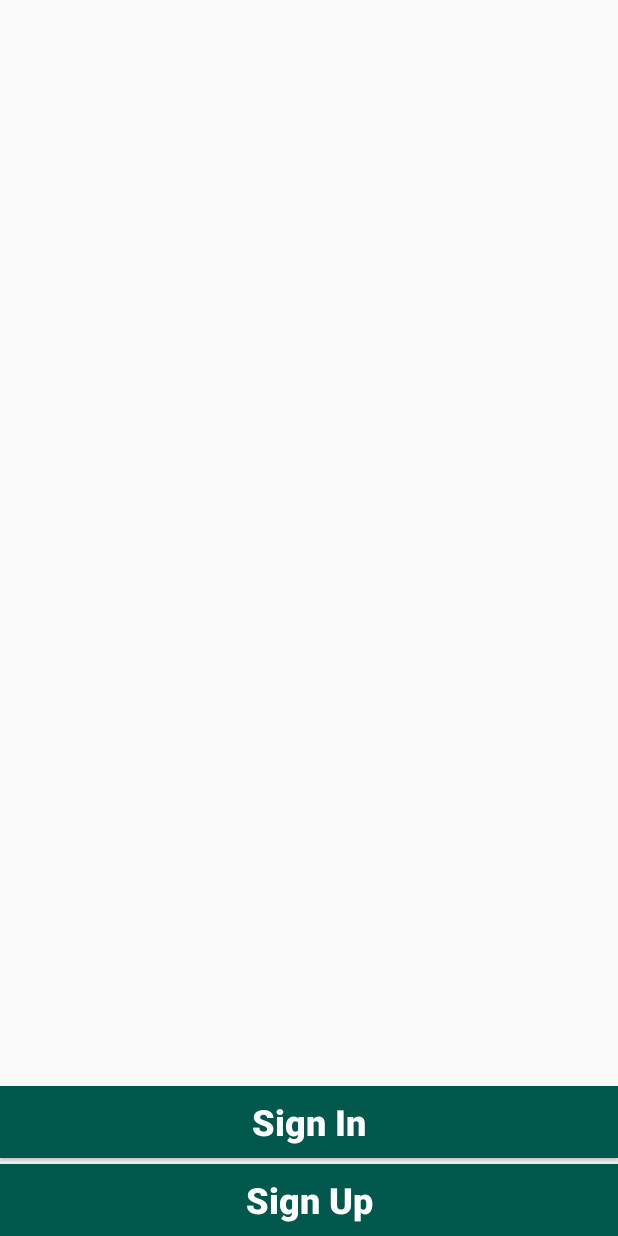
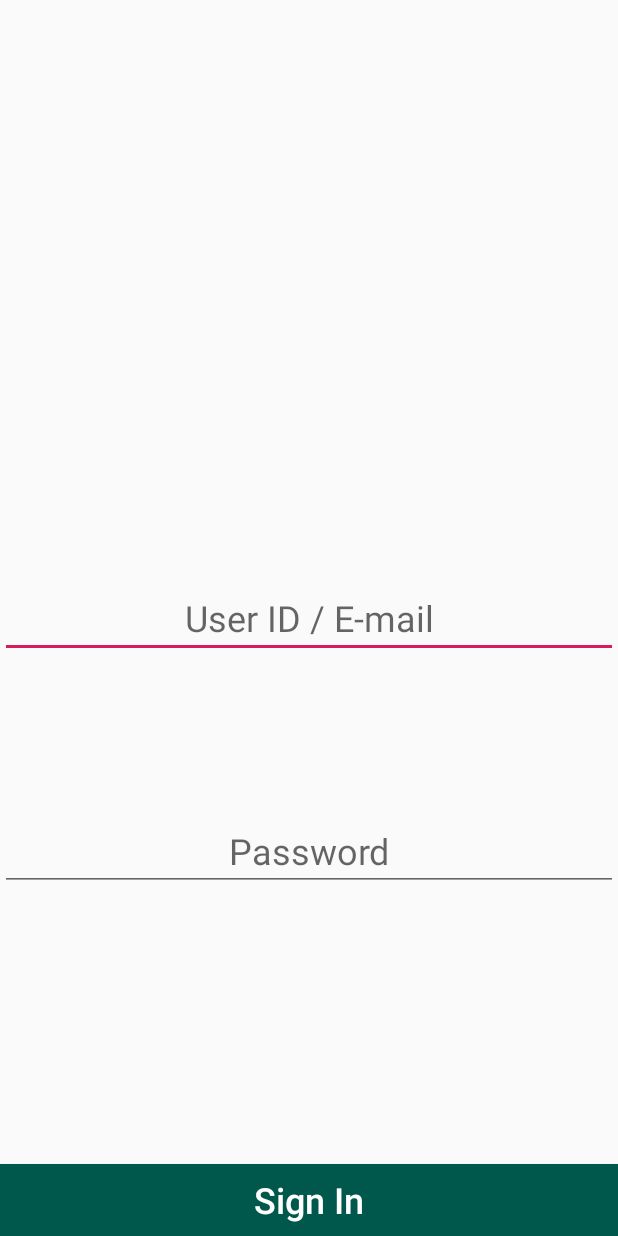
Before and after one commit to megaprime4/Testapp, an Android app: the screen it shows after launch (StartPageActivity before the commit, LoginActivity after it), after a tap on "Sign In", on a phone screen of 412 x 824 dp. Run offline under Robolectric (Android 15) with nearby library versions, the phone set to English and light mode, and no system bars; our stand-ins replace Volley.

Commit message:
login done

```diff
--- a/app/src/main/AndroidManifest.xml
+++ b/app/src/main/AndroidManifest.xml
@@ -20,8 +20,10 @@
         </activity>
         <activity android:name=".MainActivity" />
         <activity android:name=".StartPageActivity" />
-        <activity android:name=".RegistrationActivity"
-            android:parentActivityName=".StartPageActivity"></activity>
+        <activity
+            android:name=".RegistrationActivity"
+            android:parentActivityName=".StartPageActivity" />
+        <activity android:name=".LoginActivity"></activity>
     </application>
 
 </manifest>
--- a/app/src/main/java/com/example/touhid/testapp/RegistrationActivity.java
+++ b/app/src/main/java/com/example/touhid/testapp/RegistrationActivity.java
@@ -75,10 +75,9 @@ public class RegistrationActivity extends AppCompatActivity {
                             new Response.Listener<String>() {
                                 @Override
                                 public void onResponse(String response) {
-                                    if (response.contains("Please check your e-mail!") || response.contains("E-mail already exists!")) {
-
+                                    if(!response.equals("")) {
+                                        Toast.makeText(RegistrationActivity.this, response, Toast.LENGTH_SHORT).show(); ///printing php echo
                                     }
-                                    Toast.makeText(RegistrationActivity.this, response, Toast.LENGTH_SHORT).show();
                                 }
                             }, new Response.ErrorListener() {
                         @Override
--- a/app/src/main/java/com/example/touhid/testapp/StartPageActivity.java
+++ b/app/src/main/java/com/example/touhid/testapp/StartPageActivity.java
@@ -23,6 +23,8 @@ public class StartPageActivity extends AppCompatActivity {
             @Override
             public void onClick(View v) {
                 //go to sign in page
+                Intent loginIntent = new Intent(StartPageActivity.this, LoginActivity.class);
+                startActivity(loginIntent);
             }
         });
 
--- /dev/null
+++ b/app/src/main/res/layout/activity_login.xml
@@ -0,0 +1,45 @@
+<?xml version="1.0" encoding="utf-8"?>
+<RelativeLayout xmlns:android="http://schemas.android.com/apk/res/android"
+    xmlns:app="http://schemas.android.com/apk/res-auto"
+    xmlns:tools="http://schemas.android.com/tools"
+    android:layout_width="match_parent"
+    android:layout_height="match_parent"
+    tools:context=".LoginActivity">
+
+    <Button
+        android:id="@+id/LoginPageSignInButton"
+        android:layout_width="match_parent"
+        android:layout_height="wrap_content"
+        android:layout_alignParentBottom="true"
+        android:layout_centerHorizontal="true"
+        android:background="@color/colorPrimaryDark"
+        android:text="Sign In"
+        android:textAlignment="center"
+        android:textAllCaps="false"
+        android:textColor="@android:color/background_light"
+        android:textSize="24sp" />
+
+    <EditText
+        android:id="@+id/LoginPageIDField"
+        android:layout_width="match_parent"
+        android:layout_height="wrap_content"
+        android:layout_centerHorizontal="true"
+        android:layout_centerVertical="true"
+        android:hint="User ID / E-mail"
+        android:textAlignment="center"
+        android:textColor="@android:color/black"
+        android:textSize="24sp" />
+
+    <EditText
+        android:id="@+id/LoginPagePasswordField"
+        android:layout_width="match_parent"
+        android:layout_height="wrap_content"
+        android:layout_alignParentStart="true"
+        android:layout_alignParentBottom="true"
+        android:layout_marginBottom="230dp"
+        android:hint="Password"
+        android:textAlignment="center"
+        android:textColor="@android:color/black"
+        android:textSize="24sp" />
+
+</RelativeLayout>
```
Also changed, not shown: app/src/main/java/com/example/touhid/testapp/LoginActivity.java (added, +143 -0 lines), app/src/main/java/com/example/touhid/testapp/MainActivity.java (+20 -0 lines), app/src/main/res/layout/activity_main.xml (+49 -5 lines).
